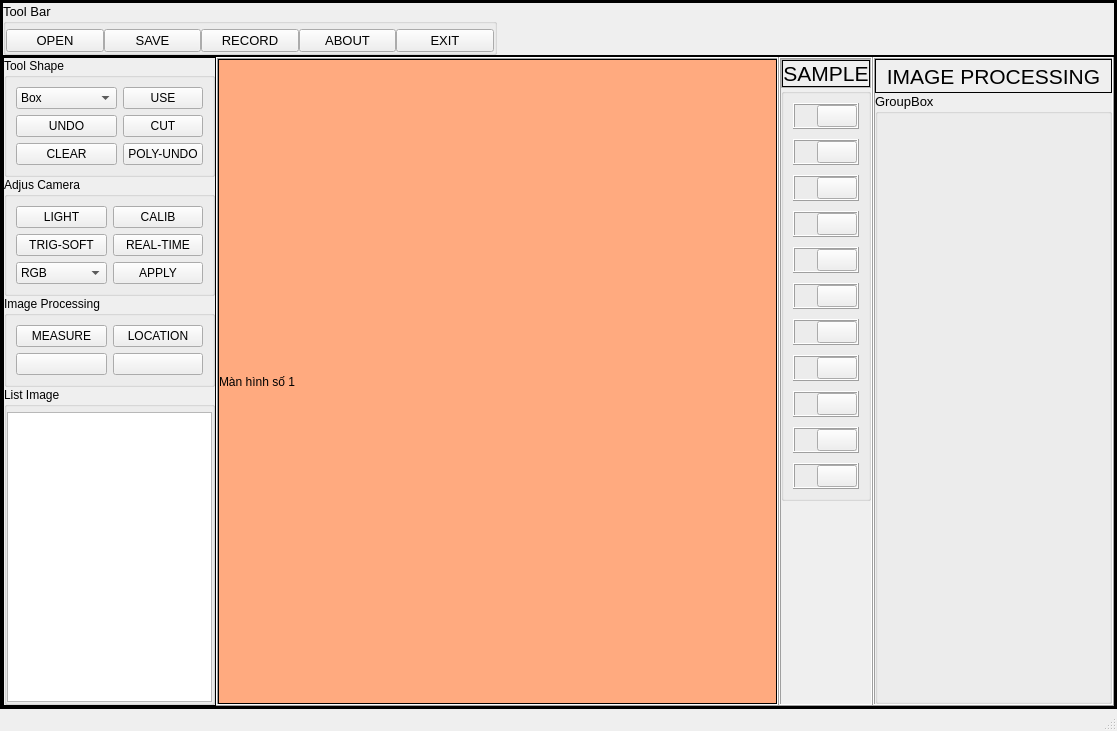
Before: the Qt Designer form src/pyqt5_ui/gui.ui in BingKeyelse/Computer-Vision-Tools, drawn with Qt 5.
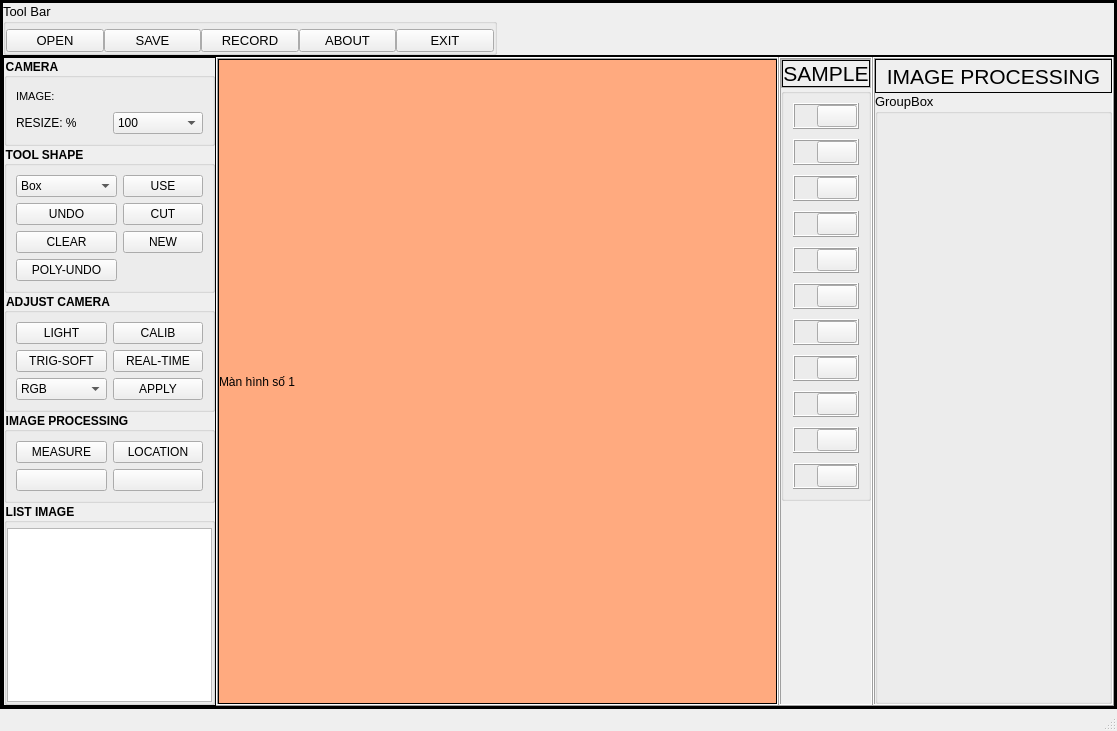
After: the same form once the commit is applied. Icons and pictures are not drawn.

Commit message: Hoàn thiện tool liên quan đến các hình còn lại Circle, Polygon, Oriented Box

Patch:
```diff
--- a/src/pyqt5_ui/gui.ui
+++ b/src/pyqt5_ui/gui.ui
@@ -202,6 +202,9 @@
               <height>16777215</height>
              </size>
             </property>
+            <property name="styleSheet">
+             <string notr="true">QGroupBox { font-weight: bold; }</string>
+            </property>
             <property name="frameShape">
              <enum>QFrame::Box</enum>
             </property>
@@ -224,6 +227,89 @@
              <property name="bottomMargin">
               <number>0</number>
              </property>
+             <item>
+              <widget class="QGroupBox" name="groupBox_8">
+               <property name="title">
+                <string>CAMERA</string>
+               </property>
+               <layout class="QGridLayout" name="gridLayout_6">
+                <property name="leftMargin">
+                 <number>9</number>
+                </property>
+                <property name="topMargin">
+                 <number>9</number>
+                </property>
+                <property name="rightMargin">
+                 <number>9</number>
+                </property>
+                <property name="bottomMargin">
+                 <number>9</number>
+                </property>
+                <property name="spacing">
+                 <number>6</number>
+                </property>
+                <item row="1" column="0" colspan="2">
+                 <widget class="QLabel" name="label_camera">
+                  <property name="minimumSize">
+                   <size>
+                    <width>0</width>
+                    <height>19</height>
+                   </size>
+                  </property>
+                  <property name="font">
+                   <font>
+                    <pointsize>8</pointsize>
+                   </font>
+                  </property>
+                  <property name="text">
+                   <string>IMAGE:</string>
+                  </property>
+                 </widget>
+                </item>
+                <item row="2" column="0">
+                 <widget class="QLabel" name="label_3">
+                  <property name="text">
+                   <string>RESIZE: %</string>
+                  </property>
+                 </widget>
+                </item>
+                <item row="2" column="1">
+                 <widget class="QComboBox" name="btn_resize">
+                  <item>
+                   <property name="text">
+                    <string>100</string>
+                   </property>
+                  </item>
+                  <item>
+                   <property name="text">
+                    <string>80</string>
+                   </property>
+                  </item>
+                  <item>
+                   <property name="text">
+                    <string>75</string>
+                   </property>
+                  </item>
+                  <item>
+                   <property name="text">
+                    <string>65</string>
+                   </property>
+                  </item>
+                  <item>
+                   <property name="text">
+                    <string>50</string>
+                   </property>
+                  </item>
+                  <item>
+                   <property name="text">
+                    <string>40</string>
+                   </property>
+                  </item>
+                 </widget>
+                </item>
+               </layout>
+              </widget>
+             </item>
              <item>
               <widget class="QGroupBox" name="groupBox_2">
                <property name="palette">
@@ -670,8 +756,8 @@
                </property>
                <property name="font">
                 <font>
-                 <weight>50</weight>
-                 <bold>false</bold>
+                 <weight>75</weight>
+                 <bold>true</bold>
                  <underline>false</underline>
                  <strikeout>false</strikeout>
                  <stylestrategy>PreferDefault</stylestrategy>
@@ -689,7 +775,7 @@
 </string>
                </property>
                <property name="title">
-                <string>Tool Shape</string>
+                <string>TOOL SHAPE</string>
                </property>
                <property name="flat">
                 <bool>true</bool>
@@ -815,7 +901,7 @@
                   </property>
                  </widget>
                 </item>
-                <item row="3" column="1">
+                <item row="5" column="0">
                  <widget class="QPushButton" name="btn_polyundo">
                   <property name="minimumSize">
                    <size>
@@ -834,6 +920,25 @@
                   </property>
                  </widget>
                 </item>
+                <item row="3" column="1">
+                 <widget class="QPushButton" name="btn_new">
+                  <property name="minimumSize">
+                   <size>
+                    <width>0</width>
+                    <height>0</height>
+                   </size>
+                  </property>
+                  <property name="maximumSize">
+                   <size>
+                    <width>16777215</width>
+                    <height>16777215</height>
+                   </size>
+                  </property>
+                  <property name="text">
+                   <string>NEW</string>
+                  </property>
+                 </widget>
+                </item>
                </layout>
               </widget>
              </item>
@@ -841,15 +946,15 @@
               <widget class="QGroupBox" name="groupBox_3">
                <property name="font">
                 <font>
-                 <weight>50</weight>
-                 <bold>false</bold>
+                 <weight>75</weight>
+                 <bold>true</bold>
                 </font>
                </property>
                <property name="autoFillBackground">
                 <bool>false</bool>
                </property>
                <property name="title">
-                <string>Adjus Camera</string>
+                <string>ADJUST CAMERA</string>
                </property>
                <property name="flat">
                 <bool>true</bool>
@@ -925,7 +1030,7 @@
              <item>
               <widget class="QGroupBox" name="groupBox_4">
                <property name="title">
-                <string>Image Processing</string>
+                <string>IMAGE PROCESSING</string>
                </property>
                <property name="flat">
                 <bool>true</bool>
@@ -965,7 +1070,7 @@
              <item>
               <widget class="QGroupBox" name="groupBox_5">
                <property name="title">
-                <string>List Image</string>
+                <string>LIST IMAGE</string>
                </property>
                <property name="flat">
                 <bool>true</bool>
```
Left out of the diff: 42 changed lines with no effect on the pictures. The commit also changes 11 other files.
